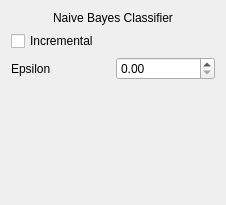
First picture: the form in src/WhiskerToolbox/ML_Widget/ML_Naive_Bayes_Widget/ML_Naive_Bayes_Widget.ui, repository paulmthompson/WhiskerToolbox, before the edit.
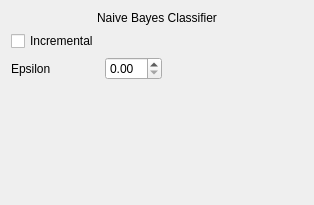
Second picture: the form after the edit.

```diff
--- a/src/WhiskerToolbox/ML_Widget/ML_Naive_Bayes_Widget/ML_Naive_Bayes_Widget.ui
+++ b/src/WhiskerToolbox/ML_Widget/ML_Naive_Bayes_Widget/ML_Naive_Bayes_Widget.ui
@@ -6,7 +6,7 @@
    <rect>
     <x>0</x>
     <y>0</y>
-    <width>226</width>
+    <width>314</width>
     <height>205</height>
    </rect>
   </property>
@@ -25,24 +25,37 @@
     </widget>
    </item>
    <item>
+    <layout class="QGridLayout" name="gridLayout">
+     <item row="0" column="0">
     <widget class="QCheckBox" name="checkBox">
      <property name="text">
       <string>Incremental</string>
      </property>
     </widget>
    </item>
-   <item>
-    <layout class="QHBoxLayout" name="horizontalLayout">
-     <item>
+     <item row="1" column="0">
       <widget class="QLabel" name="label_2">
        <property name="text">
         <string>Epsilon</string>
        </property>
       </widget>
      </item>
-     <item>
+     <item row="1" column="1">
       <widget class="QDoubleSpinBox" name="doubleSpinBox"/>
      </item>
+     <item row="1" column="2">
+      <spacer name="horizontalSpacer">
+       <property name="orientation">
+        <enum>Qt::Orientation::Horizontal</enum>
+       </property>
+       <property name="sizeHint" stdset="0">
+        <size>
+         <width>40</width>
+         <height>20</height>
+        </size>
+       </property>
+      </spacer>
+     </item>
     </layout>
    </item>
    <item>
```
Lines whose indentation alone changed are shown as unchanged.
